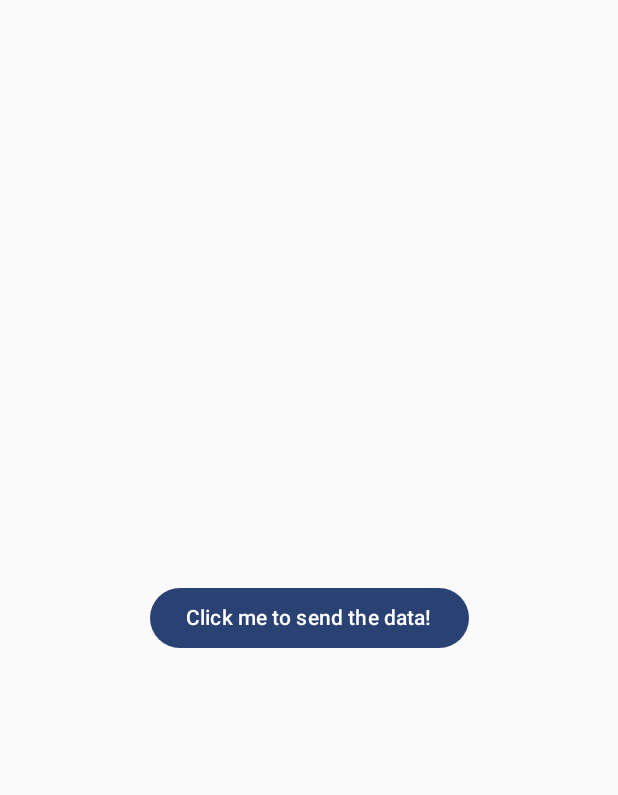
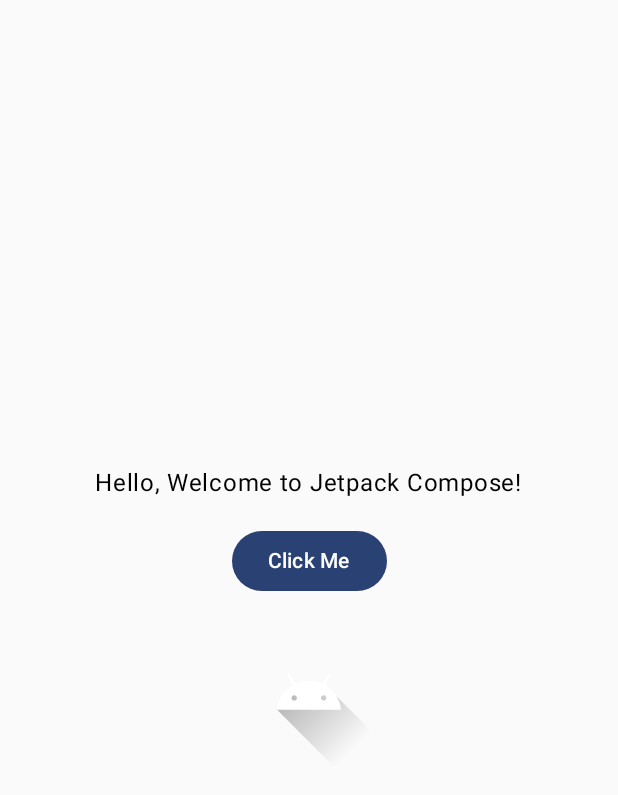
Before and after one commit to patrycjasawicka/ShowcaseAndroidApp, an Android app built with Jetpack Compose: the screen it shows after launch (MainActivity), on a phone screen of 412 x 824 dp. Shown: the top 795 px of the screen. Run offline under Robolectric (Android 15) with nearby library versions, the phone set to English and light mode, and no system bars.

Commit message:
Added simple example and task

```diff
--- a/app/src/main/java/com/example/showcaseapplication/MainActivity.kt
+++ b/app/src/main/java/com/example/showcaseapplication/MainActivity.kt
@@ -1,56 +1,65 @@
 package com.example.showcaseapplication
 
-import android.content.Context
-import android.content.Intent
 import android.os.Bundle
 import androidx.activity.ComponentActivity
 import androidx.activity.compose.setContent
 import androidx.activity.enableEdgeToEdge
-import androidx.compose.foundation.layout.Box
+import androidx.compose.foundation.Image
+import androidx.compose.foundation.layout.Arrangement
+import androidx.compose.foundation.layout.Column
+import androidx.compose.foundation.layout.Spacer
 import androidx.compose.foundation.layout.fillMaxSize
+import androidx.compose.foundation.layout.height
+import androidx.compose.foundation.layout.padding
+import androidx.compose.foundation.layout.size
 import androidx.compose.material3.Button
 import androidx.compose.material3.Text
 import androidx.compose.runtime.Composable
 import androidx.compose.ui.Alignment
 import androidx.compose.ui.Modifier
-import androidx.compose.ui.platform.LocalContext
+import androidx.compose.ui.graphics.Color
+import androidx.compose.ui.res.painterResource
+import androidx.compose.ui.unit.dp
 import com.example.showcaseapplication.ui.theme.ShowcaseApplicationTheme
 
-// TODO: Stwórz nową aktywność, która będzie odbierać implicit intent zdefiniowany poniżej w funkcji shareData
-// Zmodyfikuj w odpowiedni sposób AndroidManifest
-// Dodaj logikę, która będzie odpowiadać za odczytanie danych z intentu
-// Wypisz za pomocą Toasta otrzymany tekst
 class MainActivity : ComponentActivity() {
     override fun onCreate(savedInstanceState: Bundle?) {
         super.onCreate(savedInstanceState)
         enableEdgeToEdge()
         setContent {
             ShowcaseApplicationTheme {
-                DataSharingButton()
+                GreetingScreen()
             }
         }
     }
 }
 
 @Composable
-fun DataSharingButton() {
-    val context = LocalContext.current
-    Box(modifier = Modifier.fillMaxSize()) {
-        Button(onClick = {
-            shareData(context)
-        }, modifier = Modifier.align(Alignment.Center)) {
-            Text(
-                text = "Click me to send the data!",
-            )
+fun GreetingScreen() {
+    // TODO: Wyświetl listę elementów pod obrazkiem
+    val items = listOf("Alice", "Bob", "Charlie", "Diana", "Ethan")
+
+    Column(
+        modifier = Modifier
+            .fillMaxSize()
+            .padding(16.dp),
+        verticalArrangement = Arrangement.Center,
+        horizontalAlignment = Alignment.CenterHorizontally
+    ) {
+        Text(text = "Hello, Welcome to Jetpack Compose!", color = Color.Black)
+
+        Spacer(modifier = Modifier.height(16.dp))
+
+        Button(onClick = { }) {
+            Text(text = "Click Me")
         }
+
+        Spacer(modifier = Modifier.height(16.dp))
+
+        Image(
+            painter = painterResource(id = R.drawable.ic_launcher_foreground),
+            contentDescription = "Sample Image",
+            modifier = Modifier.size(100.dp)
+        )
     }
 }
-
-private fun shareData(context: Context) {
-    val shareIntent = Intent().apply {
-        action = Intent.ACTION_SEND
-        putExtra(Intent.EXTRA_TEXT, "Check out this awesome data from my app!")
-        type = "text/plain"
-    }
-    context.startActivity(Intent.createChooser(shareIntent, "Share text via"))
-}
--- a/app/src/main/java/com/example/showcaseapplication/ui/theme/ui/theme/Type.kt
+++ /dev/null
@@ -1,34 +0,0 @@
-package com.example.showcaseapplication.ui.theme.ui.theme
-
-import androidx.compose.material3.Typography
-import androidx.compose.ui.text.TextStyle
-import androidx.compose.ui.text.font.FontFamily
-import androidx.compose.ui.text.font.FontWeight
-import androidx.compose.ui.unit.sp
-
-// Set of Material typography styles to start with
-val Typography = Typography(
-    bodyLarge = TextStyle(
-        fontFamily = FontFamily.Default,
-        fontWeight = FontWeight.Normal,
-        fontSize = 16.sp,
-        lineHeight = 24.sp,
-        letterSpacing = 0.5.sp
-    )
-    /* Other default text styles to override
-    titleLarge = TextStyle(
-        fontFamily = FontFamily.Default,
-        fontWeight = FontWeight.Normal,
-        fontSize = 22.sp,
-        lineHeight = 28.sp,
-        letterSpacing = 0.sp
-    ),
-    labelSmall = TextStyle(
-        fontFamily = FontFamily.Default,
-        fontWeight = FontWeight.Medium,
-        fontSize = 11.sp,
-        lineHeight = 16.sp,
-        letterSpacing = 0.5.sp
-    )
-    */
-)
```
Also changed, not shown: app/src/main/java/com/example/showcaseapplication/ui/theme/ui/theme/Color.kt (deleted, +0 -11 lines), app/src/main/java/com/example/showcaseapplication/ui/theme/ui/theme/Theme.kt (deleted, +0 -58 lines).
